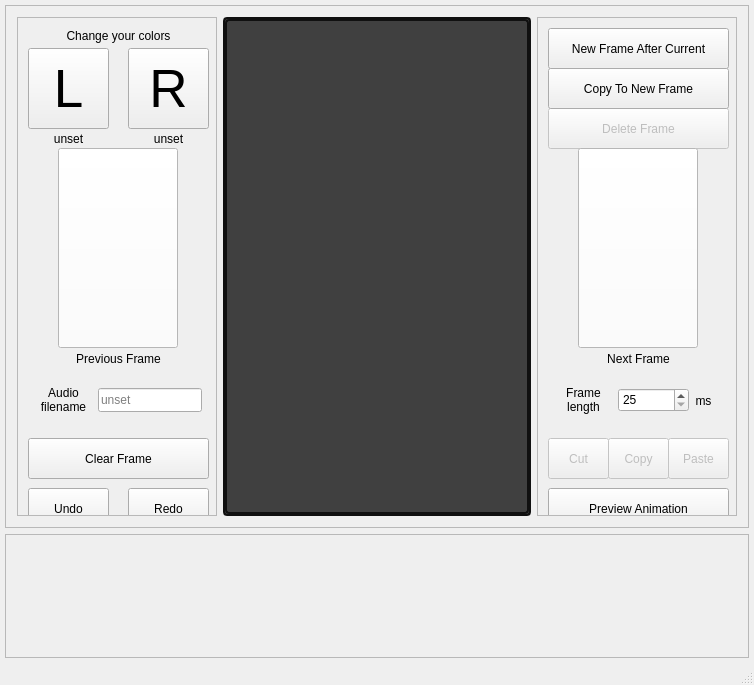
ThereIsNoEscape/cs383project, file Tower_of_Lights_Editor_V3/mainwindow.ui: the form before one commit.
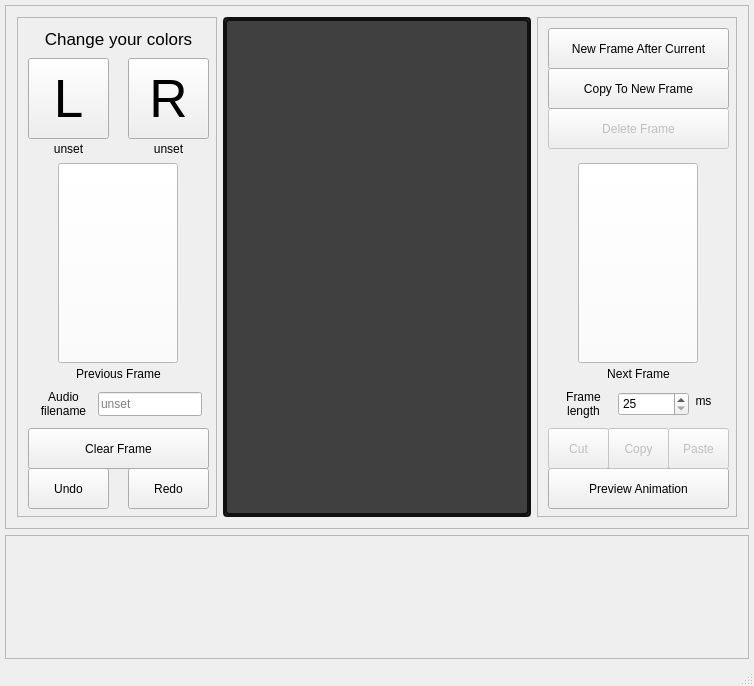
The form after the commit.

Patch:
```diff
--- a/Tower_of_Lights_Editor_V3/mainwindow.ui
+++ b/Tower_of_Lights_Editor_V3/mainwindow.ui
@@ -7,7 +7,7 @@
     <x>0</x>
     <y>0</y>
     <width>754</width>
-    <height>685</height>
+    <height>686</height>
    </rect>
   </property>
   <property name="sizePolicy">
@@ -18,8 +18,8 @@
   </property>
   <property name="minimumSize">
    <size>
-    <width>12</width>
-    <height>20</height>
+    <width>754</width>
+    <height>686</height>
    </size>
   </property>
   <property name="windowTitle">
@@ -65,7 +65,7 @@
          <x>0</x>
          <y>0</y>
          <width>742</width>
-         <height>496</height>
+         <height>497</height>
         </rect>
        </property>
        <layout class="QHBoxLayout" name="horizontalLayout_3">
@@ -92,14 +92,14 @@
              <x>0</x>
              <y>0</y>
              <width>198</width>
-             <height>470</height>
+             <height>471</height>
             </rect>
            </property>
            <widget class="QPushButton" name="pushButton_l">
             <property name="geometry">
              <rect>
               <x>10</x>
-              <y>30</y>
+              <y>40</y>
               <width>81</width>
               <height>81</height>
              </rect>
@@ -120,7 +120,7 @@
             <property name="geometry">
              <rect>
               <x>110</x>
-              <y>30</y>
+              <y>40</y>
               <width>81</width>
               <height>81</height>
              </rect>
@@ -138,7 +138,7 @@
             <property name="geometry">
              <rect>
               <x>10</x>
-              <y>110</y>
+              <y>120</y>
               <width>81</width>
               <height>21</height>
              </rect>
@@ -154,7 +154,7 @@
             <property name="geometry">
              <rect>
               <x>110</x>
-              <y>110</y>
+              <y>120</y>
               <width>81</width>
               <height>21</height>
              </rect>
@@ -170,7 +170,7 @@
             <property name="geometry">
              <rect>
               <x>50</x>
-              <y>330</y>
+              <y>345</y>
               <width>101</width>
               <height>21</height>
              </rect>
@@ -186,7 +186,7 @@
             <property name="geometry">
              <rect>
               <x>110</x>
-              <y>470</y>
+              <y>450</y>
               <width>81</width>
               <height>41</height>
              </rect>
@@ -199,7 +199,7 @@
             <property name="geometry">
              <rect>
               <x>10</x>
-              <y>470</y>
+              <y>450</y>
               <width>81</width>
               <height>41</height>
              </rect>
@@ -215,7 +215,7 @@
             <property name="geometry">
              <rect>
               <x>40</x>
-              <y>130</y>
+              <y>145</y>
               <width>120</width>
               <height>200</height>
              </rect>
@@ -231,7 +231,7 @@
             <property name="geometry">
              <rect>
               <x>10</x>
-              <y>420</y>
+              <y>410</y>
               <width>181</width>
               <height>41</height>
              </rect>
@@ -243,27 +243,11 @@
              <string>Clear Frame</string>
             </property>
            </widget>
-           <widget class="QLabel" name="label_4">
-            <property name="geometry">
-             <rect>
-              <x>20</x>
-              <y>7</y>
-              <width>161</width>
-              <height>21</height>
-             </rect>
-            </property>
-            <property name="text">
-             <string>Change your colors</string>
-            </property>
-            <property name="alignment">
-             <set>Qt::AlignCenter</set>
-            </property>
-           </widget>
            <widget class="QLabel" name="label_12">
             <property name="geometry">
              <rect>
               <x>10</x>
-              <y>366</y>
+              <y>370</y>
               <width>71</width>
               <height>31</height>
              </rect>
@@ -280,7 +264,7 @@
             <property name="geometry">
              <rect>
               <x>80</x>
-              <y>370</y>
+              <y>374</y>
               <width>104</width>
               <height>24</height>
              </rect>
@@ -292,6 +276,27 @@
              <string>unset</string>
             </property>
            </widget>
+           <widget class="QLabel" name="label_7">
+            <property name="geometry">
+             <rect>
+              <x>10</x>
+              <y>10</y>
+              <width>181</width>
+              <height>21</height>
+             </rect>
+            </property>
+            <property name="font">
+             <font>
+              <pointsize>13</pointsize>
+             </font>
+            </property>
+            <property name="text">
+             <string>Change your colors</string>
+            </property>
+            <property name="alignment">
+             <set>Qt::AlignCenter</set>
+            </property>
+           </widget>
           </widget>
          </widget>
         </item>
@@ -323,7 +328,7 @@
              <x>0</x>
              <y>0</y>
              <width>294</width>
-             <height>468</height>
+             <height>469</height>
             </rect>
            </property>
            <layout class="QGridLayout" name="gridLayout_4">
@@ -357,14 +362,14 @@
              <x>0</x>
              <y>0</y>
              <width>198</width>
-             <height>470</height>
+             <height>471</height>
             </rect>
            </property>
            <widget class="QLabel" name="label_5">
             <property name="geometry">
              <rect>
               <x>50</x>
-              <y>330</y>
+              <y>345</y>
               <width>101</width>
               <height>21</height>
              </rect>
@@ -415,7 +420,7 @@
             <property name="geometry">
              <rect>
               <x>10</x>
-              <y>366</y>
+              <y>370</y>
               <width>71</width>
               <height>31</height>
              </rect>
@@ -445,10 +450,13 @@
             </property>
            </widget>
            <widget class="QPushButton" name="pushButton_preview">
+            <property name="enabled">
+             <bool>true</bool>
+            </property>
             <property name="geometry">
              <rect>
               <x>10</x>
-              <y>470</y>
+              <y>450</y>
               <width>181</width>
               <height>41</height>
              </rect>
@@ -461,7 +469,7 @@
             <property name="geometry">
              <rect>
               <x>80</x>
-              <y>370</y>
+              <y>374</y>
               <width>71</width>
               <height>24</height>
              </rect>
@@ -483,7 +491,7 @@
             <property name="geometry">
              <rect>
               <x>40</x>
-              <y>130</y>
+              <y>145</y>
               <width>120</width>
               <height>200</height>
              </rect>
@@ -518,7 +526,7 @@
             <property name="geometry">
              <rect>
               <x>10</x>
-              <y>420</y>
+              <y>410</y>
               <width>61</width>
               <height>41</height>
              </rect>
@@ -537,7 +545,7 @@
             <property name="geometry">
              <rect>
               <x>70</x>
-              <y>420</y>
+              <y>410</y>
               <width>61</width>
               <height>41</height>
              </rect>
@@ -556,7 +564,7 @@
             <property name="geometry">
              <rect>
               <x>130</x>
-              <y>420</y>
+              <y>410</y>
               <width>61</width>
               <height>41</height>
              </rect>
```
Left out of the diff: 2 changed lines with no effect on the pictures.
